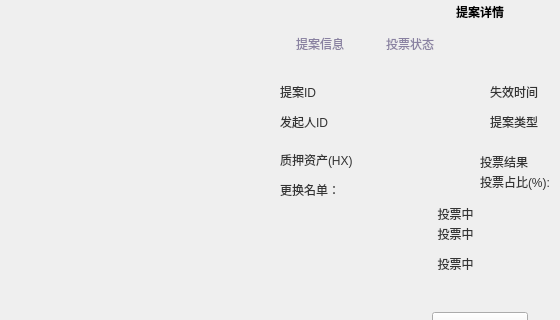
Before: the Qt Designer form LNKWallet/guard/ProposalDetailDialog.ui in HcashOrg/hx-indicator, drawn with Qt 5; both pictures show x 0 to 560 and y 99 to 419 of the 960 by 543 pixel window.
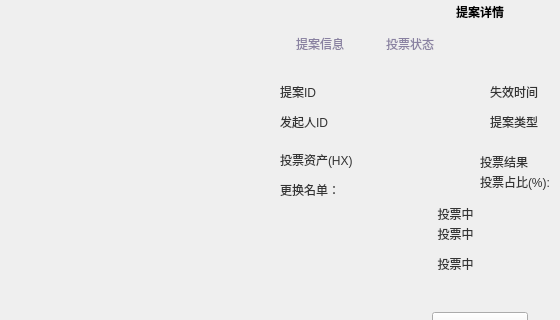
After: the same form once the commit is applied. The open tabs and pages were chosen to show the change.

```diff
--- a/LNKWallet/guard/ProposalDetailDialog.ui
+++ b/LNKWallet/guard/ProposalDetailDialog.ui
@@ -971,7 +971,7 @@
           </rect>
          </property>
          <property name="text">
-          <string>质押资产(HX)</string>
+          <string>投票资产(HX)</string>
          </property>
         </widget>
         <widget class="QLabel" name="label_fee">
```
